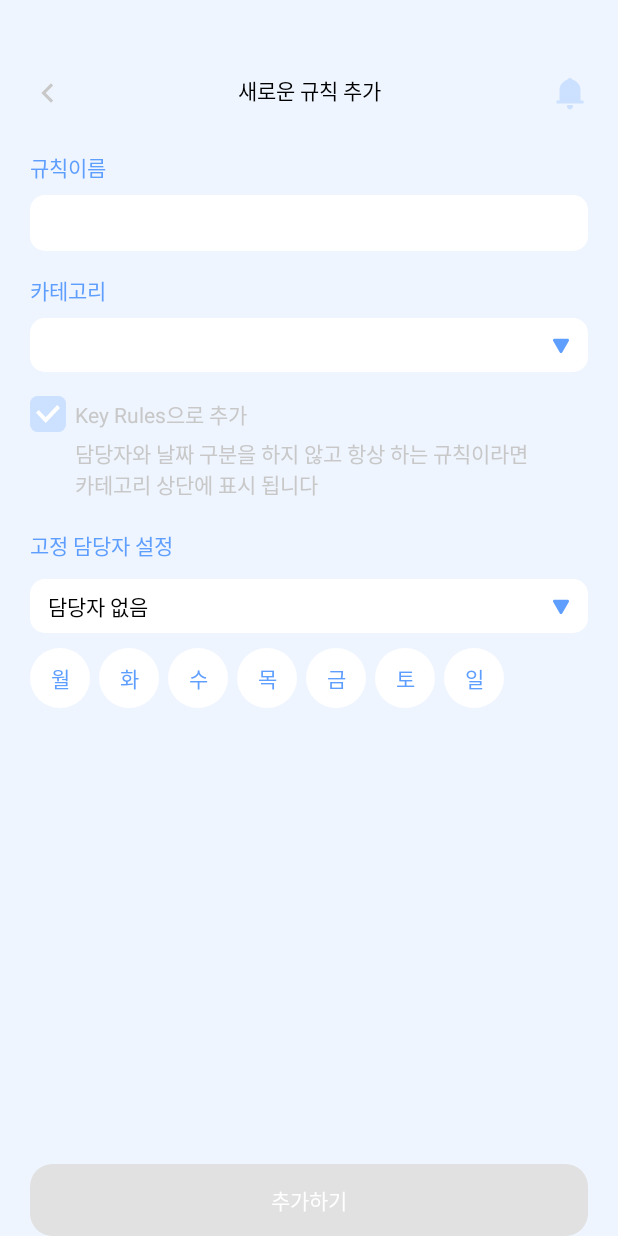
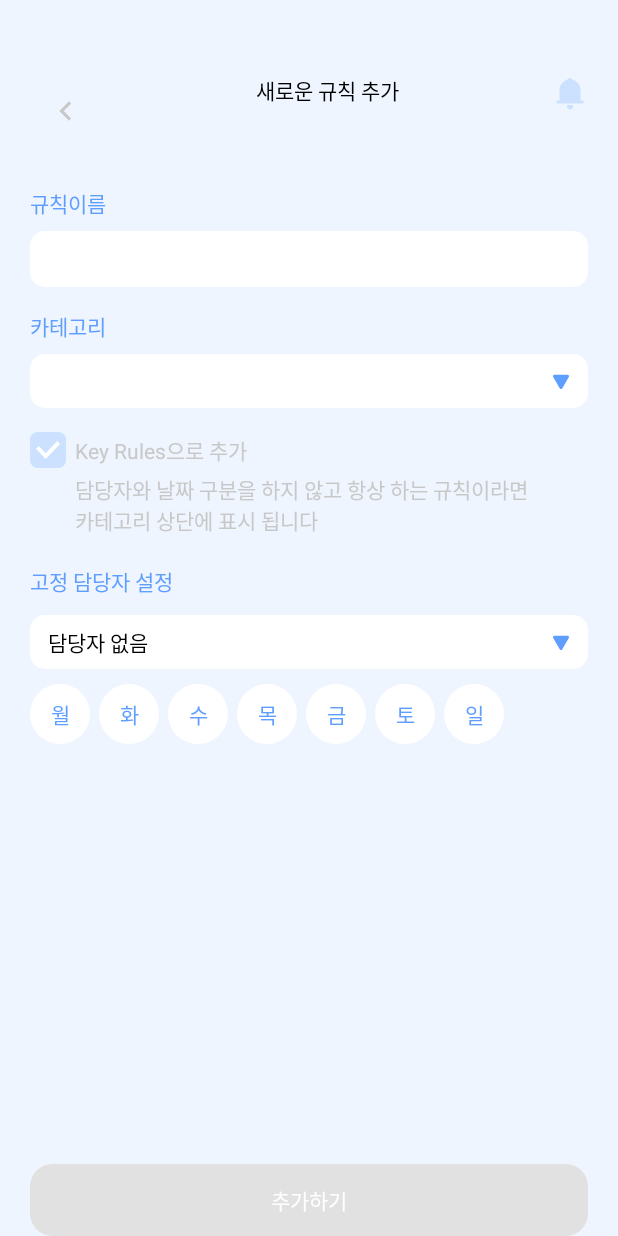
Before and after one commit to TeamHous/Hous-Android, an Android app built with Jetpack Compose: the NewRuleActivity screen opened directly, with no data from a screen before it, on a phone screen of 412 x 824 dp. Run offline under Robolectric (Android 15) with nearby library versions, the phone set to English and light mode, and no system bars.

Commit message:
#44 [chore] 아이콘 추가

```diff
--- a/app/src/main/res/drawable/ic_back.xml
+++ b/app/src/main/res/drawable/ic_back.xml
@@ -1,9 +1,9 @@
 <vector xmlns:android="http://schemas.android.com/apk/res/android"
-    android:width="24dp"
-    android:height="24dp"
-    android:viewportWidth="24"
-    android:viewportHeight="24">
+    android:width="48dp"
+    android:height="48dp"
+    android:viewportWidth="48"
+    android:viewportHeight="48">
   <path
-      android:pathData="M7.579,12 L14,5.579 15.421,7 9,13.421 7.579,12zM14,18.421 L7.579,12 9,10.579 15.421,17 14,18.421z"
+      android:pathData="M19.579,24 L26,17.579 27.421,19 21,25.421 19.579,24zM26,30.421 L19.579,24 21,22.579 27.421,29 26,30.421z"
       android:fillColor="#C8C8C8"/>
 </vector>
```
